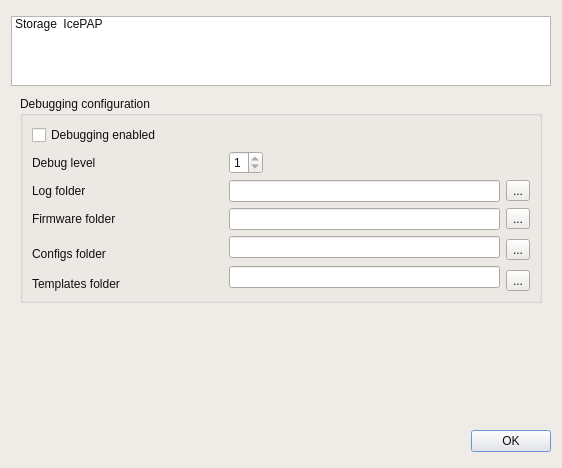
First picture: the form in icepapcms/gui/ui/dialogpreferences.ui, repository ALBA-Synchrotron/IcepapCMS, before the edit.
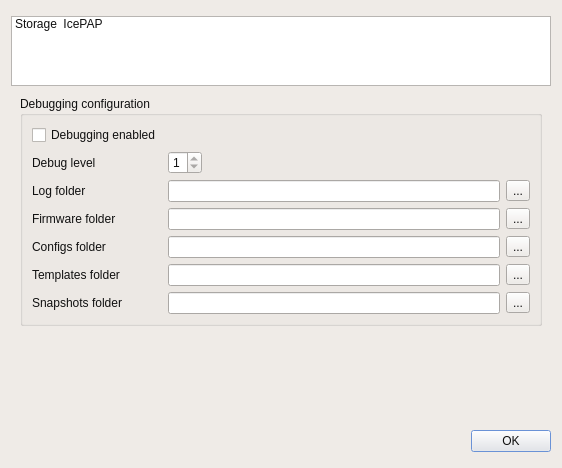
Second picture: the form after the edit. The open tabs and pages were chosen to show the change. Icons and pictures are not drawn.

Commit message:
Allow to take snapshots of the system
Save to a yaml file configuration and operation parameters.

The edit to the form file:
```diff
--- a/icepapcms/gui/ui/dialogpreferences.ui
+++ b/icepapcms/gui/ui/dialogpreferences.ui
@@ -977,13 +977,26 @@
      </widget>
      <widget class="QWidget" name="pageIcepap">
       <layout class="QGridLayout">
+       <item row="2" column="0">
+        <spacer>
+         <property name="orientation">
+          <enum>Qt::Vertical</enum>
+         </property>
+         <property name="sizeHint" stdset="0">
+          <size>
+           <width>522</width>
+           <height>61</height>
+          </size>
+         </property>
+        </spacer>
+       </item>
        <item row="0" column="0">
         <widget class="QGroupBox" name="groupBox">
          <property name="title">
           <string>Debugging configuration</string>
          </property>
-         <layout class="QGridLayout">
-          <item row="0" column="0" colspan="3">
+         <layout class="QGridLayout" name="gridLayout">
+          <item row="0" column="0">
            <widget class="QCheckBox" name="chkDebug">
             <property name="text">
              <string>Debugging enabled</string>
@@ -1013,7 +1026,7 @@
             </property>
            </widget>
           </item>
-          <item row="1" column="2" colspan="2">
+          <item row="1" column="2">
            <spacer>
             <property name="orientation">
              <enum>Qt::Horizontal</enum>
@@ -1074,7 +1087,7 @@
             </property>
            </widget>
           </item>
-          <item row="4" column="0" rowspan="3">
+          <item row="4" column="0">
            <widget class="QLabel" name="label_8">
             <property name="text">
              <string>Configs folder</string>
@@ -1091,53 +1104,57 @@
             </property>
            </widget>
           </item>
-          <item row="4" column="3" rowspan="2">
+          <item row="4" column="3">
            <widget class="QToolButton" name="btnConfigsBrowser">
             <property name="text">
              <string>...</string>
             </property>
            </widget>
           </item>
-          <item row="5" column="1" rowspan="3" colspan="2">
-           <widget class="QLineEdit" name="txtTemplatesFolder">
-            <property name="maximumSize">
-             <size>
-              <width>1666666</width>
-              <height>16777215</height>
-             </size>
-            </property>
-           </widget>
-          </item>
-          <item row="6" column="3" rowspan="2">
-           <widget class="QToolButton" name="btnTemplatesBrowser">
-            <property name="text">
-             <string>...</string>
-            </property>
-           </widget>
-          </item>
-          <item row="7" column="0">
+          <item row="5" column="0">
            <widget class="QLabel" name="label_9">
             <property name="text">
              <string>Templates folder</string>
             </property>
            </widget>
           </item>
+          <item row="5" column="1" colspan="2">
+           <widget class="QLineEdit" name="txtTemplatesFolder">
+            <property name="maximumSize">
+             <size>
+              <width>1666666</width>
+              <height>16777215</height>
+             </size>
+            </property>
+           </widget>
+          </item>
+          <item row="5" column="3">
+           <widget class="QToolButton" name="btnTemplatesBrowser">
+            <property name="text">
+             <string>...</string>
+            </property>
+           </widget>
+          </item>
+          <item row="6" column="0">
+           <widget class="QLabel" name="label_10">
+            <property name="text">
+             <string>Snapshots folder</string>
+            </property>
+           </widget>
+          </item>
+          <item row="6" column="1" colspan="2">
+           <widget class="QLineEdit" name="txtSnapshotsFolder"/>
+          </item>
+          <item row="6" column="3">
+           <widget class="QToolButton" name="btnSnapshotsBrowser">
+            <property name="text">
+             <string>...</string>
+            </property>
+           </widget>
+          </item>
          </layout>
         </widget>
        </item>
-       <item row="2" column="0">
-        <spacer>
-         <property name="orientation">
-          <enum>Qt::Vertical</enum>
-         </property>
-         <property name="sizeHint" stdset="0">
-          <size>
-           <width>522</width>
-           <height>61</height>
-          </size>
-         </property>
-        </spacer>
-       </item>
       </layout>
      </widget>
     </widget>
```
The commit also changes 12 other files.
